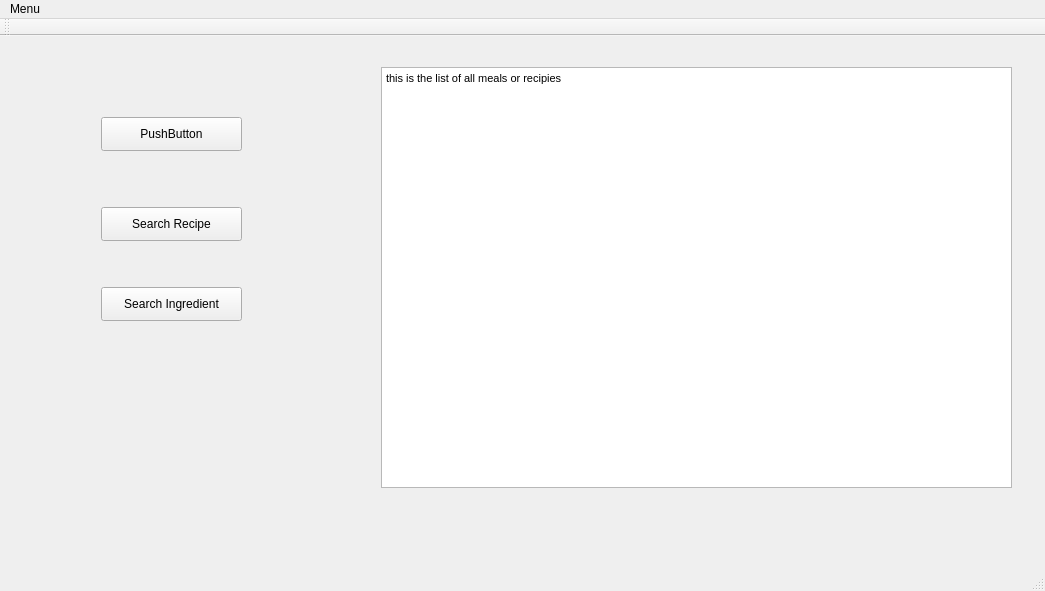
The window that mealplanner/mainwindow.ui (escobaros-dos/mealplanner) describes before a commit, drawn with Qt 5.
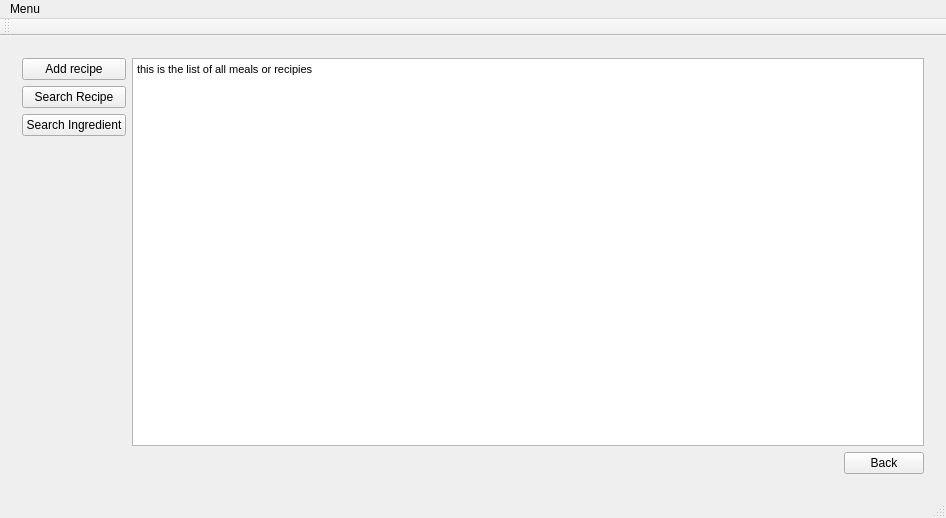
The same window after the commit. The open tabs and pages were chosen to show the change.

The edit to the form file:
```diff
--- a/mealplanner/mainwindow.ui
+++ b/mealplanner/mainwindow.ui
@@ -6,8 +6,8 @@
    <rect>
     <x>0</x>
     <y>0</y>
-    <width>1045</width>
-    <height>591</height>
+    <width>946</width>
+    <height>518</height>
    </rect>
   </property>
   <property name="windowTitle">
@@ -17,7 +17,7 @@
    <layout class="QGridLayout" name="gridLayout_2">
     <item row="1" column="0">
      <layout class="QGridLayout" name="gridLayout_3">
-      <item row="1" column="0">
+      <item row="0" column="0">
        <widget class="QStackedWidget" name="stackedWidget">
         <property name="currentIndex">
          <number>0</number>
@@ -65,20 +65,16 @@
           </item>
           <item row="0" column="2">
            <layout class="QVBoxLayout" name="verticalLayout_2">
-            <item>
-             <widget class="QDateTimeEdit" name="dateTimeEdit"/>
-            </item>
-            <item>
-             <widget class="QPushButton" name="pushButton_8">
-              <property name="text">
-               <string>PushButton</string>
+            <property name="sizeConstraint">
+             <enum>QLayout::SetDefaultConstraint</enum>
+            </property>
+            <item alignment="Qt::AlignLeft">
+             <widget class="QTextBrowser" name="textBrowser_4">
+              <property name="autoFillBackground">
+               <bool>false</bool>
               </property>
-             </widget>
-            </item>
-            <item>
-             <widget class="QPushButton" name="pushButton_9">
-              <property name="text">
-               <string>PushButton</string>
+              <property name="frameShape">
+               <enum>QFrame::Box</enum>
               </property>
              </widget>
             </item>
@@ -173,62 +169,47 @@
          </layout>
         </widget>
         <widget class="QWidget" name="page_3">
-         <widget class="QTextBrowser" name="textBrowser_3">
-          <property name="geometry">
-           <rect>
-            <x>370</x>
-            <y>20</y>
-            <width>631</width>
-            <height>421</height>
-           </rect>
-          </property>
-          <property name="html">
-           <string>&lt;!DOCTYPE HTML PUBLIC &quot;-//W3C//DTD HTML 4.0//EN&quot; &quot;http://www.w3.org/TR/REC-html40/strict.dtd&quot;&gt;
+         <layout class="QGridLayout" name="gridLayout_5">
+          <item row="0" column="0">
+           <widget class="QPushButton" name="pushButton_11">
+            <property name="text">
+             <string>Add recipe</string>
+            </property>
+           </widget>
+          </item>
+          <item row="1" column="0">
+           <widget class="QPushButton" name="pushButton_12">
+            <property name="text">
+             <string>Search Recipe</string>
+            </property>
+           </widget>
+          </item>
+          <item row="0" column="1" rowspan="4">
+           <widget class="QTextBrowser" name="textBrowser_3">
+            <property name="html">
+             <string>&lt;!DOCTYPE HTML PUBLIC &quot;-//W3C//DTD HTML 4.0//EN&quot; &quot;http://www.w3.org/TR/REC-html40/strict.dtd&quot;&gt;
 &lt;html&gt;&lt;head&gt;&lt;meta name=&quot;qrichtext&quot; content=&quot;1&quot; /&gt;&lt;style type=&quot;text/css&quot;&gt;
 p, li { white-space: pre-wrap; }
-&lt;/style&gt;&lt;/head&gt;&lt;body style=&quot; font-family:'MS Shell Dlg 2'; font-size:12pt; font-weight:400; font-style:normal;&quot;&gt;
+&lt;/style&gt;&lt;/head&gt;&lt;body style=&quot; font-family:'MS Shell Dlg 2'; font-size:5.5pt; font-weight:400; font-style:normal;&quot;&gt;
 &lt;p style=&quot; margin-top:0px; margin-bottom:0px; margin-left:0px; margin-right:0px; -qt-block-indent:0; text-indent:0px;&quot;&gt;&lt;span style=&quot; font-size:8pt;&quot;&gt;this is the list of all meals or recipies&lt;/span&gt;&lt;/p&gt;&lt;/body&gt;&lt;/html&gt;</string>
-          </property>
-         </widget>
-         <widget class="QPushButton" name="pushButton_11">
-          <property name="geometry">
-           <rect>
-            <x>90</x>
-            <y>70</y>
-            <width>141</width>
-            <height>34</height>
-           </rect>
-          </property>
-          <property name="text">
-           <string>PushButton</string>
-          </property>
-         </widget>
-         <widget class="QPushButton" name="pushButton_12">
-          <property name="geometry">
-           <rect>
-            <x>90</x>
-            <y>160</y>
-            <width>141</width>
-            <height>34</height>
-           </rect>
-          </property>
-          <property name="text">
-           <string>Search Recipe</string>
-          </property>
-         </widget>
-         <widget class="QPushButton" name="pushButton_13">
-          <property name="geometry">
-           <rect>
-            <x>90</x>
-            <y>240</y>
-            <width>141</width>
-            <height>34</height>
-           </rect>
-          </property>
-          <property name="text">
-           <string>Search Ingredient</string>
-          </property>
-         </widget>
+            </property>
+           </widget>
+          </item>
+          <item row="7" column="1" alignment="Qt::AlignRight">
+           <widget class="QPushButton" name="pushButton_8">
+            <property name="text">
+             <string>Back</string>
+            </property>
+           </widget>
+          </item>
+          <item row="2" column="0">
+           <widget class="QPushButton" name="pushButton_13">
+            <property name="text">
+             <string>Search Ingredient</string>
+            </property>
+           </widget>
+          </item>
+         </layout>
         </widget>
        </widget>
       </item>
@@ -242,7 +223,7 @@
     <rect>
      <x>0</x>
      <y>0</y>
-     <width>1045</width>
+     <width>946</width>
      <height>31</height>
     </rect>
    </property>
```
Left out of the diff: 65 changed lines with no effect on the pictures.
